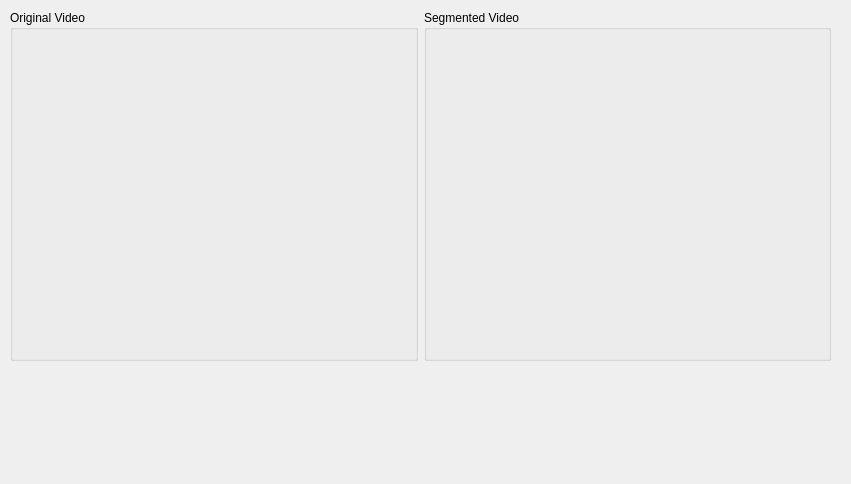
Above: ProcImageLEEM/outvideo.ui from welintonandrey/ProcImageLEEM before the change. Below: the same form after it.
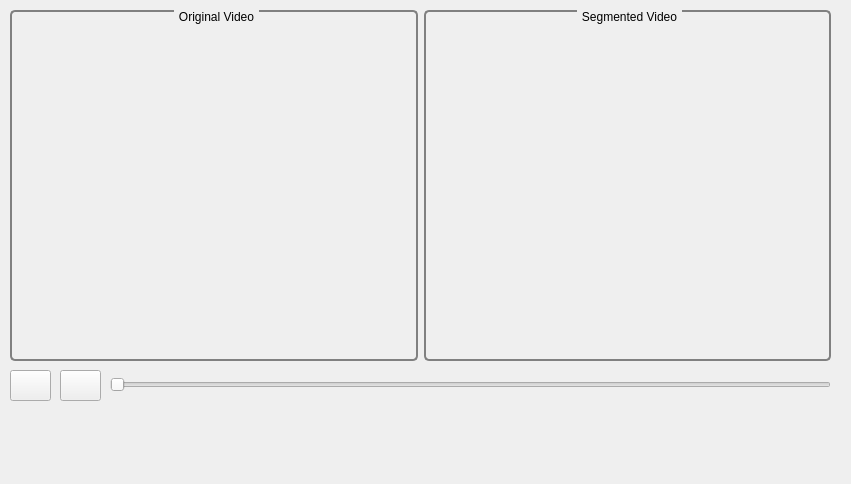
That is the form after the change. Icons and pictures are not drawn.

Commit message: Include icons in resource file

The edit to the form file:
```diff
--- a/ProcImageLEEM/outvideo.ui
+++ b/ProcImageLEEM/outvideo.ui
@@ -13,7 +13,11 @@
   <property name="windowTitle">
    <string>Form</string>
   </property>
-  <widget class="QWidget" name="">
+  <property name="windowIcon">
+   <iconset resource="resource-images.qrc">
+    <normaloff>:/icons-png/icons/png/Application.png</normaloff>:/icons-png/icons/png/Application.png</iconset>
+  </property>
+  <widget class="QWidget" name="layoutWidget">
    <property name="geometry">
     <rect>
      <x>10</x>
@@ -25,6 +29,19 @@
    <layout class="QHBoxLayout" name="horizontalLayout">
     <item>
      <widget class="QGroupBox" name="gbOriginal">
+      <property name="styleSheet">
+       <string notr="true">QGroupBox{
+	border:2px solid gray;
+	border-radius:5px;
+	margin-top: 1ex;
+} 
+
+QGroupBox::title{
+	subcontrol-origin: margin;
+	subcontrol-position:top center;
+	padding:0 3px;
+}</string>
+      </property>
       <property name="title">
        <string>Original Video</string>
       </property>
@@ -33,10 +50,15 @@
         <rect>
          <x>10</x>
          <y>20</y>
-         <width>380</width>
+         <width>391</width>
          <height>320</height>
         </rect>
        </property>
+       <property name="styleSheet">
+        <string notr="true">QLabel { 
+qproperty-alignment: AlignCenter; 
+}</string>
+       </property>
        <property name="text">
         <string/>
        </property>
@@ -45,6 +67,19 @@
     </item>
     <item>
      <widget class="QGroupBox" name="gbSegmented">
+      <property name="styleSheet">
+       <string notr="true">QGroupBox{
+	border:2px solid gray;
+	border-radius:5px;
+	margin-top: 1ex;
+} 
+
+QGroupBox::title{
+	subcontrol-origin: margin;
+	subcontrol-position:top center;
+	padding:0 3px;
+}</string>
+      </property>
       <property name="title">
        <string>Segmented Video</string>
       </property>
@@ -53,10 +88,15 @@
         <rect>
          <x>10</x>
          <y>20</y>
-         <width>380</width>
+         <width>391</width>
          <height>320</height>
         </rect>
        </property>
+       <property name="styleSheet">
+        <string notr="true">QLabel { 
+qproperty-alignment: AlignCenter; 
+}</string>
+       </property>
        <property name="text">
         <string/>
        </property>
@@ -65,7 +105,7 @@
     </item>
    </layout>
   </widget>
-  <widget class="QWidget" name="">
+  <widget class="QWidget" name="layoutWidget">
    <property name="geometry">
     <rect>
      <x>0</x>
@@ -76,6 +116,65 @@
    </property>
    <layout class="QHBoxLayout" name="horizontalLayout_2"/>
   </widget>
+  <widget class="QPushButton" name="btPlay">
+   <property name="geometry">
+    <rect>
+     <x>10</x>
+     <y>370</y>
+     <width>41</width>
+     <height>31</height>
+    </rect>
+   </property>
+   <property name="text">
+    <string/>
+   </property>
+   <property name="icon">
+    <iconset resource="resource-images.qrc">
+     <normaloff>:/icons-png/icons/png/Play.png</normaloff>:/icons-png/icons/png/Play.png</iconset>
+   </property>
+   <property name="iconSize">
+    <size>
+     <width>24</width>
+     <height>24</height>
+    </size>
+   </property>
+  </widget>
+  <widget class="QPushButton" name="btPause">
+   <property name="geometry">
+    <rect>
+     <x>60</x>
+     <y>370</y>
+     <width>41</width>
+     <height>31</height>
+    </rect>
+   </property>
+   <property name="text">
+    <string/>
+   </property>
+   <property name="icon">
+    <iconset resource="resource-images.qrc">
+     <normaloff>:/icons-png/icons/png/Pause.png</normaloff>:/icons-png/icons/png/Pause.png</iconset>
+   </property>
+   <property name="iconSize">
+    <size>
+     <width>24</width>
+     <height>24</height>
+    </size>
+   </property>
+  </widget>
+  <widget class="QSlider" name="horizontalSlider">
+   <property name="geometry">
+    <rect>
+     <x>110</x>
+     <y>370</y>
+     <width>721</width>
+     <height>29</height>
+    </rect>
+   </property>
+   <property name="orientation">
+    <enum>Qt::Horizontal</enum>
+   </property>
+  </widget>
  </widget>
  <resources/>
  <connections/>
```
Left out of the diff: 4 changed lines with no effect on the pictures. The commit also changes 312 other files.
